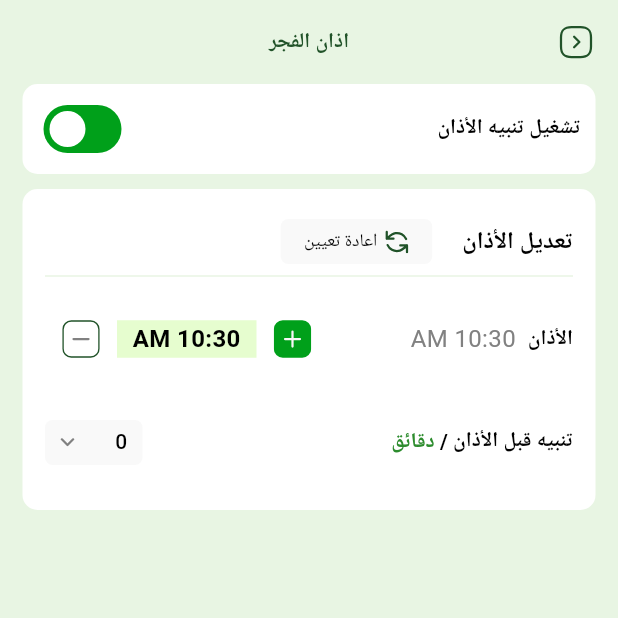
After one commit to kawad852/eye_muslim, a Flutter app: the AzanConfigurationScreen screen opened directly, on a phone screen of 412 x 824 dp, the top half of it. The commit adds this screen. Run offline on Flutter 3.47's test engine with Material 3 defaults, Android fonts, the phone set to English and light mode, and no system bars; our stand-ins replace animate_do, cached_network_image, firebase_core, firebase_messaging, flutter_easyloading, flutter_svg and 5 more; missing offline and left inert: jhijri; accounts and stored records are empty; generated files the repository leaves out were written again; Roboto replaces fonts that are missing (Cairo); statements that could not run were skipped; project files that could hold a hidden picture were left out.

Commit message:
azan config screen

```diff
--- a/lib/l10n/app_ar.arb
+++ b/lib/l10n/app_ar.arb
@@ -93,5 +93,11 @@
   "ishaPrayer":"صلاة العشاء",
   "sunrise":"الشروق",
   "noteForAzanAlert":"يمكنك ايقاف تنبيهات الأذان او تفعيلها لكل صلاة على حدى من خلال تفعيل زر الجرس بجانب كل صلاة",
-  "prayerSchedule":"سجل الصلوات"
+  "prayerSchedule":"سجل الصلوات",
+  "turnOnAzanAlert":"تشغيل تنبيه الأذان",
+  "modifyingTheAzan":"تعديل الأذان",
+  "reset":"اعادة تعيين",
+  "warningBeforeAzan":"تنبيه قبل الأذان",
+  "minutes":"دقائق",
+  "soundAzan":"صوت الأذان"
 }
--- a/lib/l10n/app_en.arb
+++ b/lib/l10n/app_en.arb
@@ -93,5 +93,11 @@
   "ishaPrayer":"Isha prayer",
   "sunrise":"Sunrise",
   "noteForAzanAlert":"You can stop or activate Azan alerts for each prayer separately By activating the bell button next to each prayer",
-  "prayerSchedule":"Prayer schedule"
+  "prayerSchedule":"Prayer schedule",
+  "turnOnAzanAlert":"Turn on the Azan alert",
+  "modifyingTheAzan":"Modifying the Azan",
+  "reset":"Reset",
+  "warningBeforeAzan":"Warning before the ِAzan",
+  "minutes":"Minutes",
+  "soundAzan":"The sound of the Azan"
 }
--- /dev/null
+++ b/lib/screens/times/azan_configuration_screen.dart
@@ -0,0 +1,50 @@
+import 'package:eye_muslim/screens/times/widgets/azan_alert.dart';
+import 'package:eye_muslim/screens/times/widgets/modifying_azan.dart';
+import 'package:eye_muslim/utils/base_extensions.dart';
+import 'package:eye_muslim/widgets/custom_back.dart';
+import 'package:eye_muslim/widgets/custom_text.dart';
+import 'package:flutter/material.dart';
+
+
+class AzanConfigurationScreen extends StatefulWidget {
+  const AzanConfigurationScreen({super.key});
+
+  @override
+  State<AzanConfigurationScreen> createState() => _AzanConfigurationScreenState();
+}
+
+class _AzanConfigurationScreenState extends State<AzanConfigurationScreen> {
+  @override
+  Widget build(BuildContext context) {
+    return Scaffold(
+      backgroundColor: context.colorPalette.greyE8F,
+      body: CustomScrollView(
+        slivers: [
+          SliverAppBar(
+            pinned: true,
+            centerTitle: true,
+            backgroundColor: context.colorPalette.greyE8F,
+            leading: const CustomBack(),
+            title: CustomText(
+              "اذان الفجر",
+              color: context.colorPalette.green215,
+              fontWeight: FontWeight.bold,
+            ),
+          ),
+          const SliverPadding(
+            padding: EdgeInsets.symmetric(horizontal: 15),
+            sliver: SliverToBoxAdapter(
+              child: Column(
+                crossAxisAlignment: CrossAxisAlignment.start,
+                children: [
+                  AzanAlert(),
+                  ModifyingAzan(),
+                ],
+              ),
+            ),
+          ),
+        ],
+      ),
+    );
+  }
+}
--- /dev/null
+++ b/lib/screens/times/widgets/azan_alert.dart
@@ -0,0 +1,37 @@
+import 'package:eye_muslim/utils/base_extensions.dart';
+import 'package:eye_muslim/utils/my_theme.dart';
+import 'package:eye_muslim/widgets/custom_text.dart';
+import 'package:flutter/material.dart';
+
+class AzanAlert extends StatelessWidget {
+  const AzanAlert({super.key});
+
+  @override
+  Widget build(BuildContext context) {
+    return Container(
+      width: double.infinity,
+      height: 60,
+      padding: const EdgeInsets.symmetric(horizontal: 10),
+      decoration: BoxDecoration(
+        color: context.colorPalette.white,
+        borderRadius: BorderRadius.circular(MyTheme.radiusSecondary),
+      ),
+      child: Row(
+        children: [
+          Expanded(
+            child: CustomText(
+              context.appLocalization.turnOnAzanAlert,
+              fontWeight: FontWeight.bold,
+              overFlow: TextOverflow.ellipsis,
+            ),
+          ),
+          Switch(
+            value: true,
+            activeTrackColor: context.colorPalette.green00A,
+            onChanged: (value) {},
+          ),
+        ],
+      ),
+    );
+  }
+}
--- /dev/null
+++ b/lib/screens/times/widgets/modifying_azan.dart
@@ -0,0 +1,172 @@
+import 'package:eye_muslim/utils/base_extensions.dart';
+import 'package:eye_muslim/utils/my_icons.dart';
+import 'package:eye_muslim/utils/my_theme.dart';
+import 'package:eye_muslim/widgets/custom_svg.dart';
+import 'package:eye_muslim/widgets/custom_text.dart';
+import 'package:flutter/material.dart';
+import 'package:intl/intl.dart';
+
+class ModifyingAzan extends StatefulWidget {
+  const ModifyingAzan({super.key});
+
+  @override
+  State<ModifyingAzan> createState() => _ModifyingAzanState();
+}
+
+class _ModifyingAzanState extends State<ModifyingAzan> {
+  DateTime azanTime = DateTime.now();
+  List<int> minutesBeforAzan = [01, 02, 03, 04, 05];
+  int minutesSelected = 0;
+  @override
+  Widget build(BuildContext context) {
+    return Container(
+      width: double.infinity,
+      height: 214,
+      margin: const EdgeInsets.symmetric(vertical: 10),
+      padding: const EdgeInsets.symmetric(horizontal: 15, vertical: 20),
+      decoration: BoxDecoration(
+        color: context.colorPalette.white,
+        borderRadius: BorderRadius.circular(MyTheme.radiusSecondary),
+      ),
+      child: Column(
+        crossAxisAlignment: CrossAxisAlignment.start,
+        children: [
+          Row(
+            children: [
+              CustomText(
+                context.appLocalization.modifyingTheAzan,
+                fontSize: 16,
+                fontWeight: FontWeight.bold,
+              ),
+              const SizedBox(width: 20),
+              InkWell(
+                onTap: () {},
+                child: Container(
+                  width: 101,
+                  height: 30,
+                  decoration: BoxDecoration(
+                    color: context.colorPalette.greyF9F,
+                    borderRadius: BorderRadius.circular(MyTheme.radiusPrimary),
+                  ),
+                  child: Row(
+                    mainAxisAlignment: MainAxisAlignment.center,
+                    children: [
+                      const CustomSvg(MyIcons.reset),
+                      const SizedBox(width: 5),
+                      CustomText(
+                        context.appLocalization.reset,
+                        fontSize: 12,
+                      ),
+                    ],
+                  ),
+                ),
+              ),
+            ],
+          ),
+          Divider(
+            color: context.colorPalette.greyE8F,
+          ),
+          Padding(
+            padding: const EdgeInsets.only(top: 10, bottom: 30),
+            child: Row(
+              mainAxisAlignment: MainAxisAlignment.spaceBetween,
+              children: [
+                Row(
+                  children: [
+                    CustomText(
+                      context.appLocalization.azan,
+                      fontWeight: FontWeight.bold,
+                    ),
+                    const SizedBox(width: 8),
+                    CustomText(
+                      DateFormat("hh:mm a").format(DateTime.now()),
+                      fontSize: 16,
+                      color: context.colorPalette.grey81,
+                    ),
+                  ],
+                ),
+                Row(
+                  children: [
+                    IconButton(
+                      onPressed: () {
+                        setState(() {
+                          azanTime = azanTime.add(const Duration(minutes: 1));
+                        });
+                      },
+                      icon: const CustomSvg(MyIcons.plus),
+                    ),
+                    Container(
+                      width: 93,
+                      height: 25,
+                      color: context.colorPalette.greenE6F,
+                      alignment: Alignment.center,
+                      child: CustomText(
+                        DateFormat("hh:mm a").format(azanTime),
+                        fontSize: 16,
+                        fontWeight: FontWeight.bold,
+                      ),
+                    ),
+                    IconButton(
+                      onPressed: () {
+                        setState(() {
+                          azanTime =
+                              azanTime.subtract(const Duration(minutes: 1));
+                        });
+                      },
+                      icon: const CustomSvg(MyIcons.minus),
+                    )
+                  ],
+                ),
+              ],
+            ),
+          ),
+          Row(
+            mainAxisAlignment: MainAxisAlignment.spaceBetween,
+            children: [
+              Row(
+                children: [
+                  CustomText(
+                    "${context.appLocalization.warningBeforeAzan} / ",
+                    fontWeight: FontWeight.bold,
+                  ),
+                  CustomText(
+                    context.appLocalization.minutes,
+                    color: context.colorPalette.green2D8,
+                    fontWeight: FontWeight.bold,
+                  ),
+                ],
+              ),
+              Container(
+                width: 65,
+                height: 30,
+                alignment: Alignment.center,
+                padding: const EdgeInsetsDirectional.symmetric(horizontal: 10),
+                decoration: BoxDecoration(
+                  color: context.colorPalette.greyF9F,
+                  borderRadius: BorderRadius.circular(MyTheme.radiusPrimary),
+                ),
+                child: DropdownButton<int>(
+                  hint: CustomText(minutesSelected.toString()),
+                  isExpanded: true,
+                  icon: const CustomSvg(MyIcons.arrowDown),
+                  items: minutesBeforAzan.map((minute) {
+                    return DropdownMenuItem<int>(
+                      value: minute,
+                      child: CustomText("$minute"),
+                    );
+                  }).toList(),
+                  underline: const SizedBox(),
+                  onChanged: (int? value) {
+                    setState(() {
+                      minutesSelected = value!;
+                    });
+                  },
+                ),
+              ),
+            ],
+          ),
+        ],
+      ),
+    );
+  }
+}
--- a/lib/screens/times/widgets/prayer_time.dart
+++ b/lib/screens/times/widgets/prayer_time.dart
@@ -1,3 +1,4 @@
+import 'package:eye_muslim/screens/times/azan_configuration_screen.dart';
 import 'package:eye_muslim/utils/base_extensions.dart';
 import 'package:eye_muslim/utils/my_icons.dart';
 import 'package:eye_muslim/utils/my_theme.dart';
@@ -59,7 +60,9 @@ class PrayerTime extends StatelessWidget {
                 icon: const CustomSvg(MyIcons.azanAlert),
               ),
               IconButton(
-                onPressed: () {},
+                onPressed: () {
+                  context.push(const AzanConfigurationScreen());
+                },
                 icon: const CustomSvg(MyIcons.setting),
               ),
             ],
--- a/lib/utils/color_palette.dart
+++ b/lib/utils/color_palette.dart
@@ -27,6 +27,8 @@ class ColorPalette {
   Color get green577 => const Color(0xFF577F5B);
   Color get green00A => const Color(0xFF00A01A);
   Color get green008 => const Color(0xFF008C16);
+  Color get greenE6F => const Color(0xFFE6FDCF);
+
 
 
 
@@ -43,6 +45,8 @@ class ColorPalette {
   Color get greyCAC => const Color(0xFFCACACA);
   Color get greyF2F => const Color(0xFFF2F2F2);
   Color get greyEAE => const Color(0xFFEAEAEA);
+  Color get greyF9F => const Color(0xFFF9F9F9);
+
 
 
 
--- a/lib/utils/my_icons.dart
+++ b/lib/utils/my_icons.dart
@@ -27,4 +27,7 @@ class MyIcons {
   static const String refresh = '${_path}refresh.svg';
   static const String azanAlert = '${_path}azan_alert.svg';
   static const String setting = '${_path}setting.svg';
+  static const String arrowBack = '${_path}arrow_back.svg';
+  static const String reset = '${_path}reset.svg';
+  static const String arrowDown = '${_path}arrow_down.svg';
 }
--- /dev/null
+++ b/lib/widgets/custom_back.dart
@@ -0,0 +1,23 @@
+import 'dart:math';
+
+import 'package:eye_muslim/utils/base_extensions.dart';
+import 'package:eye_muslim/utils/my_icons.dart';
+import 'package:eye_muslim/widgets/custom_svg.dart';
+import 'package:flutter/material.dart';
+
+class CustomBack extends StatelessWidget {
+  const CustomBack({super.key});
+
+  @override
+  Widget build(BuildContext context) {
+    return IconButton(
+      onPressed: () {
+        context.pop();
+      },
+      icon: Transform.rotate(
+        angle: context.isRTL ? 0 : pi,
+        child: const CustomSvg(MyIcons.arrowBack),
+      ),
+    );
+  }
+}
```
Also changed, not shown: assets/icons/arrow_back.svg (added), assets/icons/arrow_down.svg (added), assets/icons/reset.svg (added).
